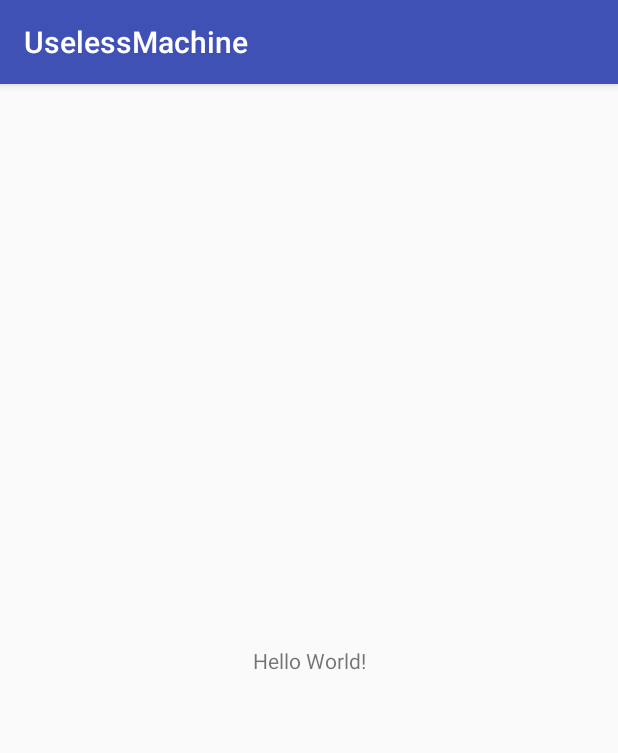
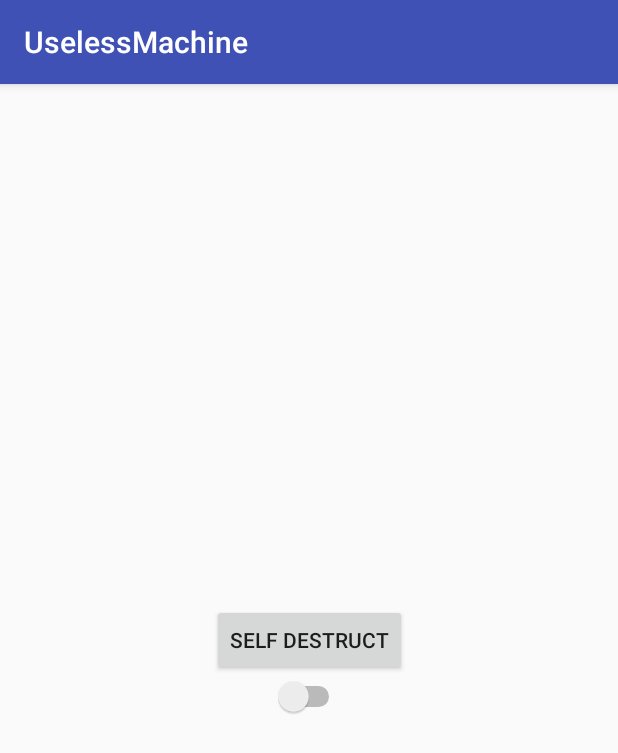
Before and after one commit to loyaljadey/UselessMachine, an Android app: the screen it shows after launch (MainActivity), on a phone screen of 412 x 824 dp. Shown: the top 753 px of the screen. Run offline under Robolectric (Android 15) with nearby library versions, the phone set to English and light mode, and no system bars.

Commit message:
added switch and button to layout added OnCheckedChangeListener to switch

```diff
--- a/app/src/main/java/com/example/uselessmachine/MainActivity.java
+++ b/app/src/main/java/com/example/uselessmachine/MainActivity.java
@@ -2,12 +2,55 @@ package com.example.uselessmachine;
 
 import android.support.v7.app.AppCompatActivity;
 import android.os.Bundle;
+import android.widget.Button;
+import android.widget.CompoundButton;
+import android.widget.Switch;
+import android.widget.Toast;
 
-public class MainActivity extends AppCompatActivity {
+public class MainActivity extends AppCompatActivity
+{
+
+    private Button buttonSelfDestruct;
+    private Switch switchUseless;
 
     @Override
-    protected void onCreate(Bundle savedInstanceState) {
+    protected void onCreate(Bundle savedInstanceState)
+    {
         super.onCreate(savedInstanceState);
         setContentView(R.layout.activity_main);
+
+        //Todo wire widgets
+
+        wireWidgets();
+        setListeners();
     }
+
+    private void wireWidgets()
+    {
+        buttonSelfDestruct = findViewById(R.id.button_main_selfdestruct);
+        switchUseless = findViewById(R.id.switch_main_useless);
+
+    }
+
+    private void setListeners()
+    {
+        //Todo self destruct button
+
+        switchUseless.setOnCheckedChangeListener(new CompoundButton.OnCheckedChangeListener()
+        {
+            @Override
+            public void onCheckedChanged(CompoundButton buttonView, boolean isChecked)
+            {
+                if(isChecked)
+                {
+                    Toast.makeText(MainActivity.this, "On", Toast.LENGTH_SHORT).show();
+                }
+                else
+                {
+                    Toast.makeText(MainActivity.this, "Off", Toast.LENGTH_SHORT).show();
+                }
+            }
+        });
+    }
+
 }
--- a/app/src/main/res/layout/activity_main.xml
+++ b/app/src/main/res/layout/activity_main.xml
@@ -4,15 +4,28 @@
     xmlns:tools="http://schemas.android.com/tools"
     android:layout_width="match_parent"
     android:layout_height="match_parent"
-    tools:context=".MainActivity">
+    tools:context=".MainActivity"
+    tools:layout_editor_absoluteY="81dp">
 
-    <TextView
+    <Switch
+        android:id="@+id/switch_main_useless"
         android:layout_width="wrap_content"
         android:layout_height="wrap_content"
-        android:text="Hello World!"
         app:layout_constraintBottom_toBottomOf="parent"
-        app:layout_constraintLeft_toLeftOf="parent"
-        app:layout_constraintRight_toRightOf="parent"
-        app:layout_constraintTop_toTopOf="parent" />
+        app:layout_constraintEnd_toEndOf="parent"
+        app:layout_constraintHorizontal_bias="0.5"
+        app:layout_constraintStart_toStartOf="parent"
+        app:layout_constraintTop_toBottomOf="@+id/button_main_selfdestruct" />
+
+    <Button
+        android:id="@+id/button_main_selfdestruct"
+        android:layout_width="wrap_content"
+        android:layout_height="wrap_content"
+        android:text="@string/main_selfdestruct"
+        app:layout_constraintBottom_toTopOf="@+id/switch_main_useless"
+        app:layout_constraintEnd_toEndOf="parent"
+        app:layout_constraintStart_toStartOf="parent"
+        app:layout_constraintTop_toTopOf="parent"
+        app:layout_constraintVertical_chainStyle="packed" />
 
 </android.support.constraint.ConstraintLayout>
--- a/app/src/main/res/values/strings.xml
+++ b/app/src/main/res/values/strings.xml
@@ -1,3 +1,4 @@
 <resources>
     <string name="app_name">UselessMachine</string>
+    <string name="main_selfdestruct">Self Destruct</string>
 </resources>
```
